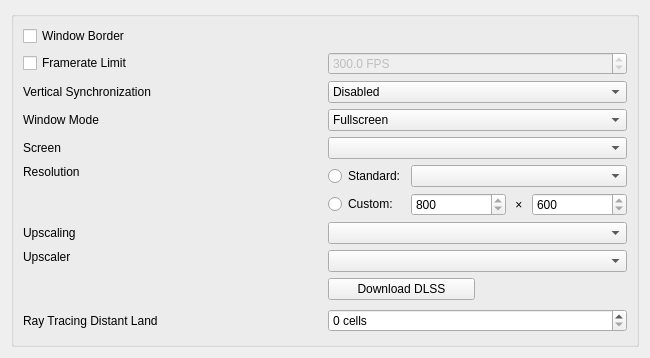
First picture: the form in apps/launcher/ui/graphicspage.ui, repository xorza/openmw-rtx, before the edit.
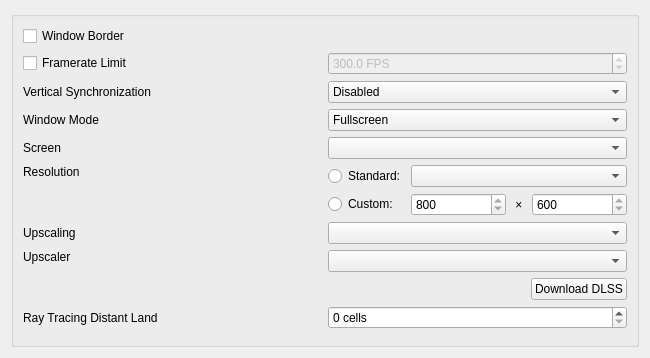
Second picture: the form after the edit.

The edit to the form file:
```diff
--- a/apps/launcher/ui/graphicspage.ui
+++ b/apps/launcher/ui/graphicspage.ui
@@ -219,20 +219,7 @@
            </widget>
           </item>
           <item>
-           <layout class="QHBoxLayout" name="dlssDownloadLayout">
-            <item>
-             <widget class="QPushButton" name="downloadDlssButton">
-              <property name="visible">
-               <bool>false</bool>
-              </property>
-              <property name="toolTip">
-               <string>Downloads the DLSS library from NVIDIA's GitHub. NVIDIA's licence applies.</string>
-              </property>
-              <property name="text">
-               <string>Download DLSS</string>
-              </property>
-             </widget>
-            </item>
+           <layout class="QHBoxLayout" name="dlssDownloadLayout" stretch="1,0">
             <item>
              <widget class="QLabel" name="dlssStatusLabel">
               <property name="visible">
@@ -241,9 +228,6 @@
               <property name="text">
                <string/>
               </property>
-              <property name="wordWrap">
-               <bool>true</bool>
-              </property>
               <property name="textFormat">
                <enum>Qt::RichText</enum>
               </property>
@@ -252,6 +236,19 @@
               </property>
              </widget>
             </item>
+            <item>
+             <widget class="QPushButton" name="downloadDlssButton">
+              <property name="visible">
+               <bool>false</bool>
+              </property>
+              <property name="toolTip">
+               <string>Downloads the DLSS library from NVIDIA's GitHub. NVIDIA's licence applies.</string>
+              </property>
+              <property name="text">
+               <string>Download DLSS</string>
+              </property>
+             </widget>
+            </item>
            </layout>
           </item>
          </layout>
@@ -273,7 +270,7 @@
           </property>
          </widget>
         </item>
-        <item row="10" column="0">
+        <item row="11" column="0">
          <spacer name="verticalSpacer">
           <property name="orientation">
            <enum>Qt::Vertical</enum>
```
